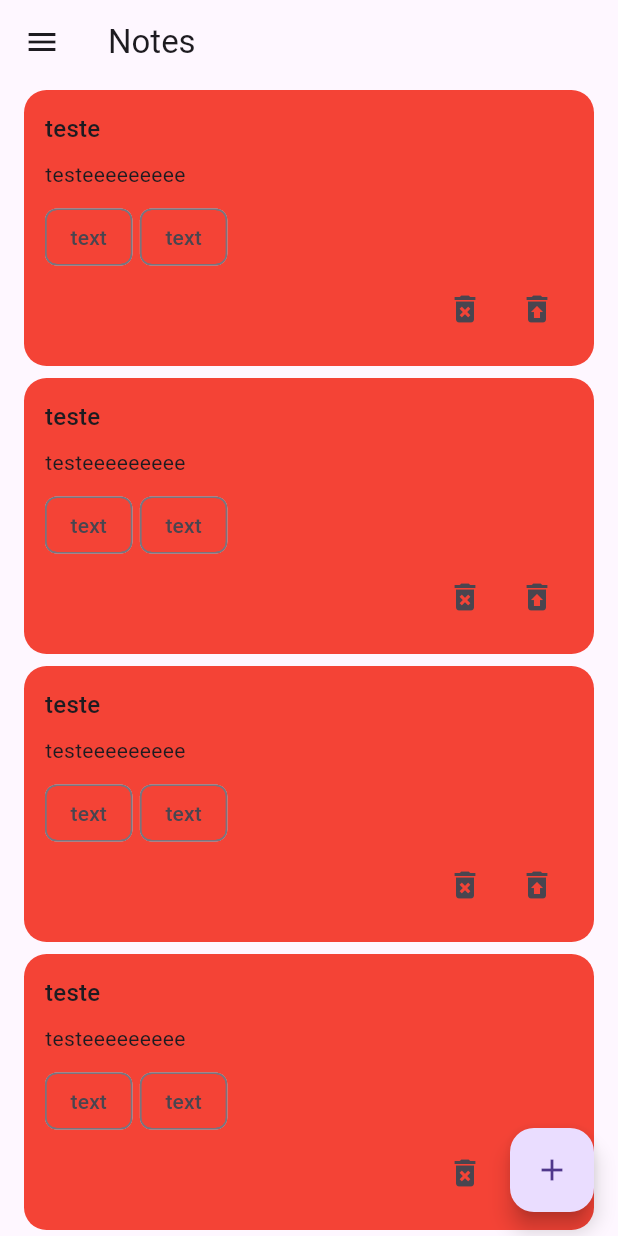
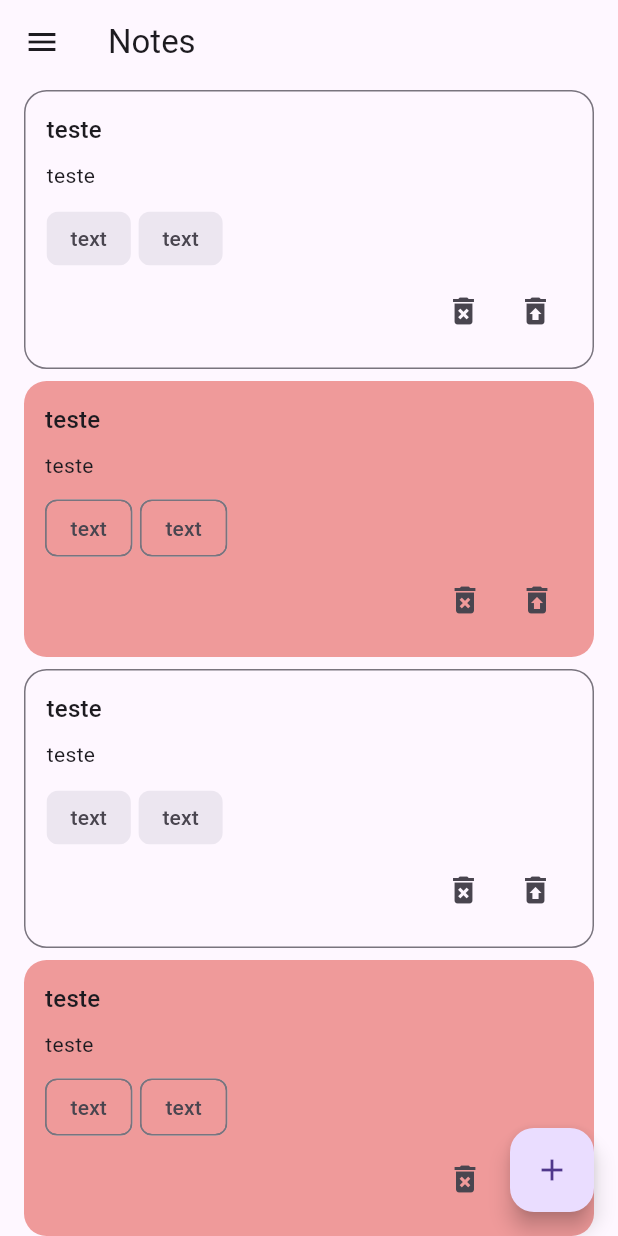
Before and after one commit to pradoRebeca/todo_app, a Flutter app: the screen it shows after launch, on a phone screen of 412 x 824 dp. Run offline on Flutter 3.47's test engine with Material 3 defaults, Android fonts, the light colour scheme and no system bars.

Commit message:
feat: checkbox_label_card in edit_note_screen

```diff
--- a/lib/components/label_card.dart
+++ b/lib/components/label_card.dart
@@ -82,7 +82,5 @@ class _LabelCardState extends State<LabelCard> {
 
   void saveLabel() {
     editingSetState();
-
-    //TODO: ImplementsSaveMethod
   }
 }
--- a/lib/screens/home_screen.dart
+++ b/lib/screens/home_screen.dart
@@ -20,11 +20,6 @@ class _HomeScreenState extends State<HomeScreen> {
       'icon': Icons.lightbulb_outline,
       'title': 'Notes'
     },
-    // {
-    //   'destination': FileScreen(),
-    //   'icon': Icons.notifications_outlined,
-    //   'title': 'Stick notes'
-    // },
     {
       'destination': const LabelScreen(),
       'icon': Icons.edit_outlined,
@@ -51,12 +46,12 @@ class _HomeScreenState extends State<HomeScreen> {
       drawer: NavigationDrawer(
         selectedIndex: currentScreenIndex,
         onDestinationSelected: handleScreenChanged,
-        children: [
-          ...screens.map(
-            (item) => NavigationDrawerDestination(
-                icon: Icon(item['icon']), label: Text(item['title'])),
-          )
-        ],
+        children: screens
+            .map(
+              (item) => NavigationDrawerDestination(
+                  icon: Icon(item['icon']), label: Text(item['title'])),
+            )
+            .toList(),
       ),
       body: screens[currentScreenIndex]['destination'],
     );
--- a/lib/screens/label_screen.dart
+++ b/lib/screens/label_screen.dart
@@ -20,10 +20,6 @@ class _LabelScreenState extends State<LabelScreen> {
             context,
             index,
           ) {
-            // if (index.isOdd) {
-            //   return const Divider();
-            // }
-
             return Padding(
               padding: const EdgeInsets.symmetric(vertical: 4),
               child: LabelCard(
--- a/lib/screens/note_screen.dart
+++ b/lib/screens/note_screen.dart
@@ -19,14 +19,14 @@ class _NoteScreenState extends State<NoteScreen> {
         itemBuilder: (context, index) => NoteCard(
           note: NoteModel(
               title: 'teste',
-              content: 'testeeeeeeeee',
-              color: Colors.red,
+              content: 'teste',
+              color: index.isOdd ? Colors.red[200] : null,
               labels: [
                 LabelModel(title: 'text'),
                 LabelModel(title: 'text'),
               ]),
         ),
-        itemCount: 20,
+        itemCount: 6,
       ),
       Positioned(
           bottom: 16.0,
```
Also changed, not shown: lib/components/list_label_card.dart (added, +36 -0 lines), lib/screens/edit_note_screen.dart (+35 -5 lines).
